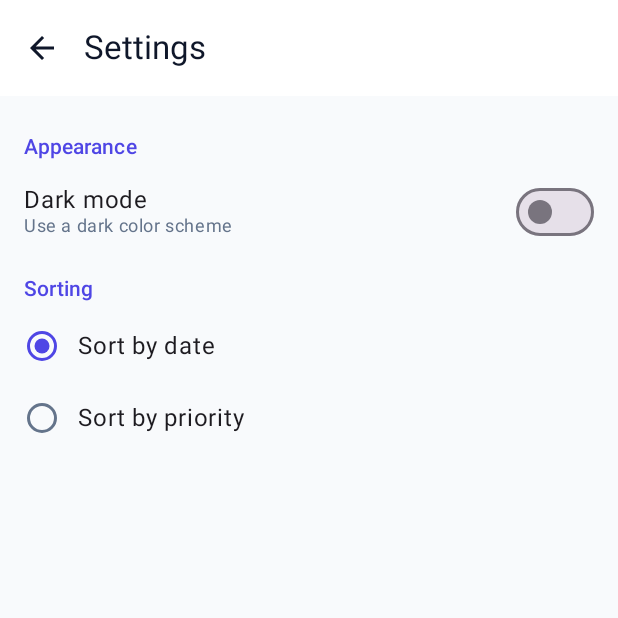
After one commit to ANDREWEHAB23/Mobile-Computing-to-do-list-, an Android app built with Jetpack Compose: the SettingsActivity screen opened directly, with no data from a screen before it, on a phone screen of 412 x 824 dp, the top half of it. The commit adds this screen. Run offline under Robolectric (Android 15) with nearby library versions, the phone set to English and light mode, and no system bars; our stand-ins replace window size class.

Commit message:
Added SettingsScreen, SettingsViewModel, SettingActivity and connected it with MainActivity and adjusted settings persistence for dark mode and sorting -- Also Added content to strings file and adjusted needed dependencies in build.gradle and android manifest files

```diff
--- a/app/src/main/AndroidManifest.xml
+++ b/app/src/main/AndroidManifest.xml
@@ -28,6 +28,9 @@
             android:exported="false"
             android:label="Task Detail"
             android:theme="@style/Theme.ToDoList" />
+        <activity
+            android:name=".SettingsActivity"
+            android:exported="false" />
     </application>
 
 </manifest>
--- /dev/null
+++ b/app/src/main/java/com/example/todolist/SettingsActivity.kt
@@ -0,0 +1,27 @@
+package com.example.todolist
+
+import android.os.Bundle
+import androidx.activity.ComponentActivity
+import androidx.activity.compose.setContent
+import androidx.activity.enableEdgeToEdge
+import androidx.compose.runtime.getValue
+import androidx.lifecycle.compose.collectAsStateWithLifecycle
+import androidx.lifecycle.viewmodel.compose.viewModel
+import com.example.todolist.ui.settings.SettingsScreen
+import com.example.todolist.ui.settings.SettingsViewModel
+import com.example.todolist.ui.theme.ToDoListTheme
+
+class SettingsActivity : ComponentActivity() {
+    override fun onCreate(savedInstanceState: Bundle?) {
+        super.onCreate(savedInstanceState)
+        enableEdgeToEdge()
+        setContent {
+            val viewModel: SettingsViewModel = viewModel()
+            val settings by viewModel.settings.collectAsStateWithLifecycle()
+
+            ToDoListTheme(darkTheme = settings.darkMode) {
+                SettingsScreen(viewModel = viewModel, onBack = { finish() })
+            }
+        }
+    }
+}
--- a/app/src/main/java/com/example/todolist/dataSettings/SettingsRepository.kt
+++ b/app/src/main/java/com/example/todolist/data/settings/SettingsRepository.kt
@@ -1,5 +1,4 @@
-package com.example.todolist.dataSettings
-
+package com.example.todolist.data.settings
 
 import android.content.Context
 import androidx.datastore.core.IOException
--- /dev/null
+++ b/app/src/main/java/com/example/todolist/ui/settings/SettingsScreen.kt
@@ -0,0 +1,138 @@
+package com.example.todolist.ui.settings
+
+import androidx.compose.foundation.layout.Arrangement
+import androidx.compose.foundation.layout.Column
+import androidx.compose.foundation.layout.Row
+import androidx.compose.foundation.layout.Spacer
+import androidx.compose.foundation.layout.fillMaxWidth
+import androidx.compose.foundation.layout.padding
+import androidx.compose.foundation.layout.width
+import androidx.compose.foundation.selection.selectable
+import androidx.compose.foundation.selection.toggleable
+import androidx.compose.material.icons.Icons
+import androidx.compose.material.icons.automirrored.filled.ArrowBack
+import androidx.compose.material3.ExperimentalMaterial3Api
+import androidx.compose.material3.Icon
+import androidx.compose.material3.IconButton
+import androidx.compose.material3.MaterialTheme
+import androidx.compose.material3.RadioButton
+import androidx.compose.material3.Scaffold
+import androidx.compose.material3.Switch
+import androidx.compose.material3.Text
+import androidx.compose.material3.TopAppBar
+import androidx.compose.runtime.Composable
+import androidx.compose.runtime.getValue
+import androidx.compose.ui.Alignment
+import androidx.compose.ui.Modifier
+import androidx.compose.ui.res.stringResource
+import androidx.compose.ui.semantics.Role
+import androidx.compose.ui.unit.dp
+import androidx.lifecycle.compose.collectAsStateWithLifecycle
+import com.example.todolist.R
+import com.example.todolist.data.settings.SortOrder
+import com.example.todolist.util.ResponsiveContainer
+
+@OptIn(ExperimentalMaterial3Api::class)
+@Composable
+fun SettingsScreen(
+    viewModel: SettingsViewModel,
+    onBack: () -> Unit
+) {
+    val settings by viewModel.settings.collectAsStateWithLifecycle()
+
+    Scaffold(
+        topBar = {
+            TopAppBar(
+                title = { Text(stringResource(R.string.settings_title)) },
+                navigationIcon = {
+                    IconButton(onClick = onBack) {
+                        Icon(
+                            imageVector = Icons.AutoMirrored.Filled.ArrowBack,
+                            contentDescription = stringResource(R.string.back)
+                        )
+                    }
+                }
+            )
+        }
+    ) { padding ->
+        ResponsiveContainer(modifier = Modifier.padding(padding)) {
+            Column(
+                modifier = Modifier.fillMaxWidth().padding(16.dp),
+                verticalArrangement = Arrangement.spacedBy(8.dp)
+            ) {
+                SectionTitle(stringResource(R.string.appearance))
+                SwitchRow(
+                    title = stringResource(R.string.dark_mode),
+                    description = stringResource(R.string.dark_mode_desc),
+                    checked = settings.darkMode,
+                    onCheckedChange = viewModel::onDarkModeChange
+                )
+
+                SectionTitle(stringResource(R.string.sorting))
+                SortOrder.entries.forEach { order ->
+                    RadioRow(
+                        label = stringResource(order.labelRes()),
+                        selected = settings.sortOrder == order,
+                        onSelect = { viewModel.onSortOrderChange(order) }
+                    )
+                }
+            }
+        }
+    }
+}
+
+private fun SortOrder.labelRes(): Int = when (this) {
+    SortOrder.DATE -> R.string.sort_by_date
+    SortOrder.PRIORITY -> R.string.sort_by_priority
+}
+
+@Composable
+private fun SectionTitle(text: String) {
+    Text(
+        text = text,
+        style = MaterialTheme.typography.titleSmall,
+        color = MaterialTheme.colorScheme.primary,
+        modifier = Modifier.padding(top = 8.dp)
+    )
+}
+
+@Composable
+private fun SwitchRow(
+    title: String,
+    description: String,
+    checked: Boolean,
+    onCheckedChange: (Boolean) -> Unit
+) {
+    Row(
+        modifier = Modifier
+            .fillMaxWidth()
+            .toggleable(value = checked, role = Role.Switch, onValueChange = onCheckedChange)
+            .padding(vertical = 8.dp),
+        verticalAlignment = Alignment.CenterVertically
+    ) {
+        Column(modifier = Modifier.weight(1f)) {
+            Text(title, style = MaterialTheme.typography.bodyLarge)
+            Text(
+                description,
+                style = MaterialTheme.typography.bodySmall,
+                color = MaterialTheme.colorScheme.onSurfaceVariant
+            )
+        }
+        Switch(checked = checked, onCheckedChange = null)
+    }
+}
+
+@Composable
+private fun RadioRow(label: String, selected: Boolean, onSelect: () -> Unit) {
+    Row(
+        modifier = Modifier
+            .fillMaxWidth()
+            .selectable(selected = selected, role = Role.RadioButton, onClick = onSelect)
+            .padding(vertical = 8.dp),
+        verticalAlignment = Alignment.CenterVertically
+    ) {
+        RadioButton(selected = selected, onClick = null)
+        Spacer(Modifier.width(12.dp))
+        Text(label, style = MaterialTheme.typography.bodyLarge)
+    }
+}
--- /dev/null
+++ b/app/src/main/java/com/example/todolist/ui/settings/SettingsViewModel.kt
@@ -0,0 +1,33 @@
+package com.example.todolist.ui.settings
+
+
+import android.app.Application
+import androidx.lifecycle.AndroidViewModel
+import androidx.lifecycle.viewModelScope
+import com.example.todolist.data.settings.SettingsRepository
+import com.example.todolist.data.settings.SortOrder
+import com.example.todolist.data.settings.UserSettings
+import kotlinx.coroutines.flow.SharingStarted
+import kotlinx.coroutines.flow.StateFlow
+import kotlinx.coroutines.flow.stateIn
+import kotlinx.coroutines.launch
+
+class SettingsViewModel(application: Application) : AndroidViewModel(application) {
+
+    private val repository = SettingsRepository(application)
+
+    val settings: StateFlow<UserSettings> = repository.settings
+        .stateIn(
+            scope = viewModelScope,
+            started = SharingStarted.WhileSubscribed(5_000),
+            initialValue = UserSettings()
+        )
+
+    fun onDarkModeChange(enabled: Boolean) {
+        viewModelScope.launch { repository.setDarkMode(enabled) }
+    }
+
+    fun onSortOrderChange(order: SortOrder) {
+        viewModelScope.launch { repository.setSortOrder(order) }
+    }
+}
--- /dev/null
+++ b/app/src/main/java/com/example/todolist/util/ResponsiveLayout.kt
@@ -0,0 +1,49 @@
+package com.example.todolist.util
+
+
+import androidx.compose.foundation.layout.Box
+import androidx.compose.foundation.layout.Row
+import androidx.compose.foundation.layout.fillMaxSize
+import androidx.compose.foundation.layout.fillMaxWidth
+import androidx.compose.foundation.layout.widthIn
+import androidx.compose.material3.windowsizeclass.WindowSizeClass
+import androidx.compose.material3.windowsizeclass.WindowWidthSizeClass
+import androidx.compose.runtime.Composable
+import androidx.compose.ui.Alignment
+import androidx.compose.ui.Modifier
+import androidx.compose.ui.unit.Dp
+import androidx.compose.ui.unit.dp
+
+/** True on tablets and landscape-wide screens (width >= 600dp). */
+fun WindowSizeClass.isWide(): Boolean = widthSizeClass != WindowWidthSizeClass.Compact
+
+/** Keeps content readable on wide screens by capping and centering its width. */
+@Composable
+fun ResponsiveContainer(
+    modifier: Modifier = Modifier,
+    maxWidth: Dp = 600.dp,
+    content: @Composable () -> Unit
+) {
+    Box(modifier = modifier.fillMaxSize(), contentAlignment = Alignment.TopCenter) {
+        Box(modifier = Modifier.widthIn(max = maxWidth).fillMaxWidth()) {
+            content()
+        }
+    }
+}
+
+/** Shows list and detail side by side on wide screens, only the list otherwise. */
+@Composable
+fun TwoPaneLayout(
+    isWide: Boolean,
+    list: @Composable () -> Unit,
+    detail: @Composable () -> Unit
+) {
+    if (isWide) {
+        Row(modifier = Modifier.fillMaxSize()) {
+            Box(modifier = Modifier.weight(1f)) { list() }
+            Box(modifier = Modifier.weight(1f)) { detail() }
+        }
+    } else {
+        list()
+    }
+}
--- a/app/src/main/res/values/strings.xml
+++ b/app/src/main/res/values/strings.xml
@@ -1,3 +1,14 @@
 <resources>
     <string name="app_name">To Do list</string>
+    <string name="settings_title">Settings</string>
+    <string name="back">Back</string>
+    <string name="appearance">Appearance</string>
+    <string name="dark_mode">Dark mode</string>
+    <string name="dark_mode_desc">Use a dark color scheme</string>
+    <string name="sorting">Sorting</string>
+    <string name="sort_by_date">Sort by date</string>
+    <string name="sort_by_priority">Sort by priority</string>
+    <string name="open_settings">Open settings</string>
+    <string name="phone_layout">Phone layout</string>
+    <string name="tablet_layout">Tablet layout</string>
 </resources>
```
Also changed, not shown: app/src/main/java/com/example/todolist/MainActivity.kt (+27 -3 lines).
